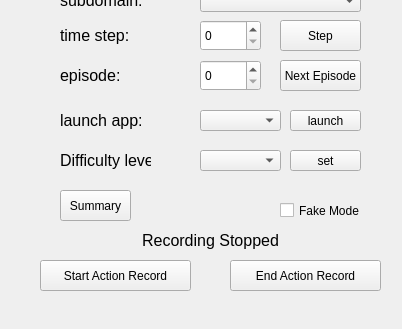
First picture: the form in QtScrcpy/ui/actionrecord.ui, repository qsstcl/QtScrcpy-AutoRecord, before the edit; both pictures show x 0 to 402 and y 180 to 509 of the 402 by 509 pixel window.
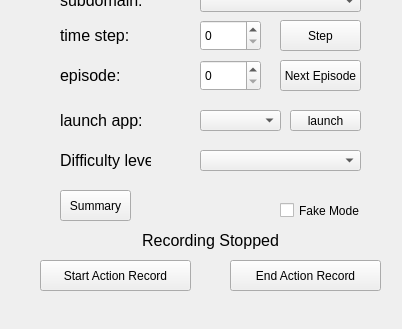
Second picture: the form after the edit.

```diff
--- a/QtScrcpy/ui/actionrecord.ui
+++ b/QtScrcpy/ui/actionrecord.ui
@@ -362,24 +362,11 @@
     <rect>
      <x>200</x>
      <y>330</y>
-     <width>81</width>
+     <width>161</width>
      <height>21</height>
     </rect>
    </property>
   </widget>
-  <widget class="QPushButton" name="setDifficultyButton">
-   <property name="geometry">
-    <rect>
-     <x>290</x>
-     <y>330</y>
-     <width>71</width>
-     <height>21</height>
-    </rect>
-   </property>
-   <property name="text">
-    <string>set</string>
-   </property>
-  </widget>
  </widget>
  <resources/>
  <connections/>
```
